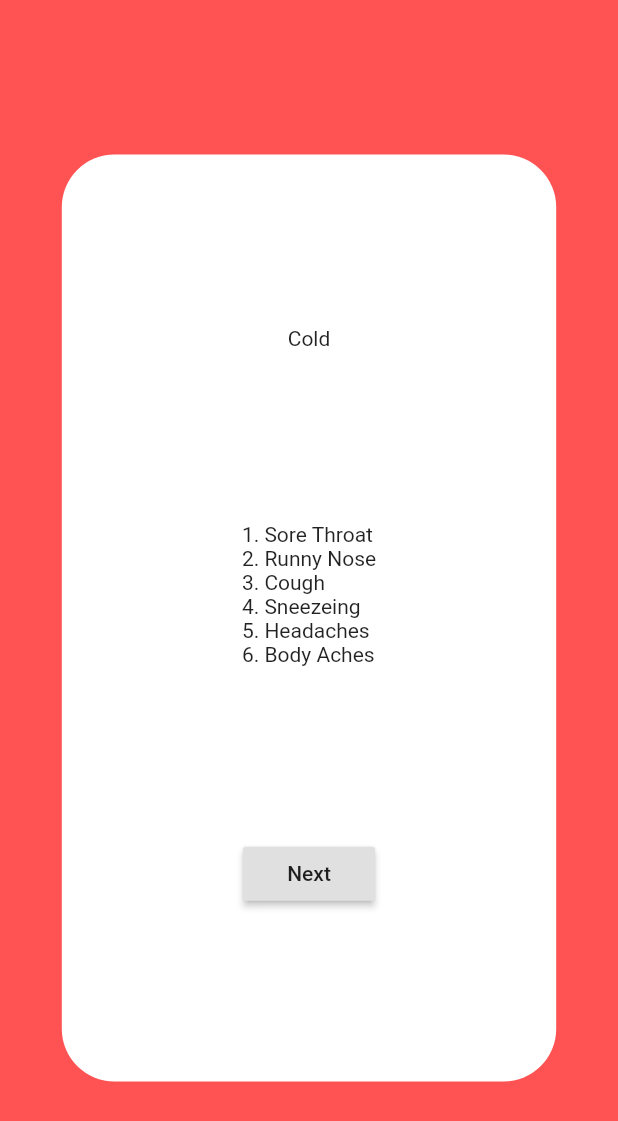
After one commit to lsiddiqsunny/COVID19, a Flutter app: the Symptoms screen opened by its route, after a tap on "Next", on a phone screen of 412 x 824 dp. The commit adds this screen. Shown: the top 1121 px of the screen. Run offline on Flutter 3.47's test engine with Material 2 defaults, Android fonts, the phone set to English and light mode, and no system bars; our stand-ins replace font_awesome_flutter, geolocator, google_maps_flutter.

Commit message:
Hello World

```diff
--- a/Spondon/covid19/lib/main.dart
+++ b/Spondon/covid19/lib/main.dart
@@ -1,5 +1,6 @@
 import 'package:covid19/view/home.dart';
 import 'package:covid19/view/question.dart';
+import 'package:covid19/view/symtoms.dart';
 import 'package:covid19/view/welcome.dart';
 import 'package:flutter/material.dart';
 
@@ -18,6 +19,7 @@ class MyApp extends StatelessWidget {
         '/': (context) => new WelcomeScreen(),
         '/home': (context) => HomeScreen(),
         '/questions': (context) => QuestionScreen(),
+        '/symptoms': (context) => Symptoms(),
       },
     );
   }
--- a/Spondon/covid19/lib/view/home.dart
+++ b/Spondon/covid19/lib/view/home.dart
@@ -79,13 +79,15 @@ class HomeScreenState extends State<HomeScreen> {
                 borderRadius: new BorderRadius.circular(15.0),
               ),
               elevation: 0,
-              onPressed: () {},
+              onPressed: () {
+                Navigator.pushNamed(context, '/symptoms');
+              },
               child: Container(
                 height: MediaQuery.of(context).size.height * 0.30,
                 width: MediaQuery.of(context).size.width * 0.30,
                 child: Center(
                   child: Text(
-                    'Local Statistics',
+                    'Symptoms and Information',
                     style: TextStyle(color: Colors.white),
                     textAlign: TextAlign.center,
                   ),
--- a/Spondon/covid19/lib/view/quesiton_card.dart
+++ b/Spondon/covid19/lib/view/quesiton_card.dart
@@ -614,7 +614,7 @@ class QuestionCardState extends State<QuestionCard> {
                           borderRadius: new BorderRadius.circular(25.0),
                           side: BorderSide(color: Colors.blueAccent, width: 2)),
                       onPressed: () {
-                        Navigator.pushReplacementNamed(context, '/home');
+                        Navigator.pop(context);
                       },
                       child: Container(
                           height: 50,
--- /dev/null
+++ b/Spondon/covid19/lib/view/symtoms.dart
@@ -0,0 +1,53 @@
+import 'package:flutter/material.dart';
+
+class Symptoms extends StatelessWidget {
+  PageController controller = new PageController();
+  List<String> diseases = ['CoVID 19', 'Cold', 'Flu'];
+  List<String> symptoms = [
+    '1. Fever\n2. Cough\n3. Shortness of breath',
+    '1. Sore Throat\n2. Runny Nose\n3. Cough\n4. Sneezeing\n5. Headaches\n6. Body Aches',
+    '1. Fever\n2. Cough\n3. Sore Throat\n4. Runny Nose\n5. Body Aches\n6. Headaches\n7. Tiredness\n8. Vomiting and Diarrhea'
+  ];
+
+  @override
+  Widget build(BuildContext context) {
+    return Scaffold(
+        resizeToAvoidBottomPadding: false,
+        backgroundColor: Colors.redAccent,
+        body: PageView.builder(
+          controller: controller,
+          itemCount: 3,
+          itemBuilder: (BuildContext context, int index) {
+            return Center(
+              child: Container(
+                  child: Center(
+                    child: Column(
+                      mainAxisAlignment: MainAxisAlignment.spaceEvenly,
+                      crossAxisAlignment: CrossAxisAlignment.center,
+                      children: <Widget>[
+                        Text(diseases[index]),
+                        Text(symptoms[index]),
+                        index < 2
+                            ? RaisedButton(
+                                onPressed: () {
+                                  controller.nextPage(
+                                      duration: Duration(milliseconds: 300),
+                                      curve: Curves.decelerate);
+                                },
+                                child: Text('Next'),
+                              )
+                            : Container(),
+                      ],
+                    ),
+                  ),
+                  decoration: BoxDecoration(
+                      color: Colors.white,
+                      borderRadius:
+                          new BorderRadius.all(const Radius.circular(35.0))),
+                  height: MediaQuery.of(context).size.height * .75,
+                  width: MediaQuery.of(context).size.width * .8),
+            );
+          },
+        ));
+  }
+}
```
Also changed, not shown: 3 other files.
